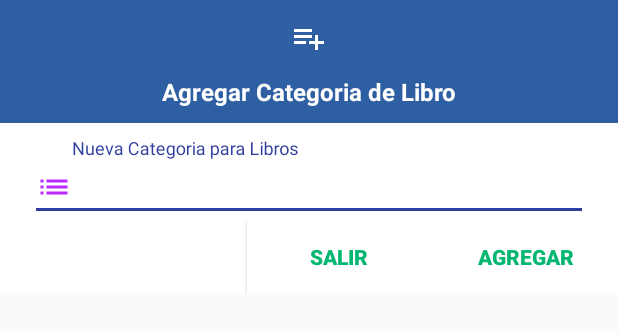
After one commit to AlexFernandoOsorio/LibroSwapp, an Android app: the layout dialog_agregacategoria.xml on its own in the app's theme, with its tools: preview values and no code run, on a phone screen of 412 x 824 dp. The commit adds this screen. Shown: the top 332 px of the screen. Run offline under Robolectric (Android 15) with nearby library versions, the phone set to English and light mode, and no system bars; network calls fail.

Commit message:
commit dia martes 02

```diff
--- a/app/src/main/java/com/example/root/librosswap/Constantes.java
+++ b/app/src/main/java/com/example/root/librosswap/Constantes.java
@@ -7,7 +7,7 @@ public class Constantes {
     static final String ServerPathImages="https://libroswapp.proyectosdetesis.com/AndroidImages/UploadAppImages";
 
     //Direcciones de lso servicios Rest para usuarios
-    public static final String GetUsuario = ServerPath+"obtener_usuarios.php";
+    public static final String GetUsuarios = ServerPath+"obtener_usuarios.php";
     public static final String GetUsuarioID = ServerPath+"obtener_usuarios_id.php";
     public static final String insertUsuario = ServerPath+"insertar_usuarios.php";
     public static final String updatetUsuario = ServerPath+"actualizar_usuarios.php";
--- a/app/src/main/java/com/example/root/librosswap/FragmentListarUsers.java
+++ b/app/src/main/java/com/example/root/librosswap/FragmentListarUsers.java
@@ -69,7 +69,7 @@ public class FragmentListarUsers extends BaseVolleyFragment {
 
     public void ReceiveWSUsers()
     {
-        final String JsonURL = Constantes.GetUsuario;
+        final String JsonURL = Constantes.GetUsuarios;
         final JsonObjectRequest obreq = new JsonObjectRequest(Request.Method.GET,JsonURL,null,
                 new Response.Listener<JSONObject>() {
 
--- a/app/src/main/res/drawable/ic_menu_listcat.xml
+++ b/app/src/main/res/drawable/ic_menu_listcat.xml
@@ -1,4 +1,4 @@
-<vector android:height="24dp" android:tint="#BA2AFF"
+<vector android:height="24dp" android:tint="#FFFFFF"
     android:viewportHeight="24.0" android:viewportWidth="24.0"
     android:width="24dp" xmlns:android="http://schemas.android.com/apk/res/android">
     <path android:fillColor="#FF000000" android:pathData="M14,10L2,10v2h12v-2zM14,6L2,6v2h12L14,6zM18,14v-4h-2v4h-4v2h4v4h2v-4h4v-2h-4zM2,16h8v-2L2,14v2z"/>
--- /dev/null
+++ b/app/src/main/res/layout/dialog_agregacategoria.xml
@@ -0,0 +1,102 @@
+<?xml version="1.0" encoding="utf-8"?>
+<android.support.v4.widget.NestedScrollView
+    xmlns:android="http://schemas.android.com/apk/res/android"
+    xmlns:app="http://schemas.android.com/apk/res-auto"
+    xmlns:tools="http://schemas.android.com/tools"
+    android:layout_width="match_parent"
+    android:layout_height="match_parent"
+    app:layout_behavior="@string/appbar_scrolling_view_behavior"
+    >
+    <LinearLayout
+        xmlns:android="http://schemas.android.com/apk/res/android"
+        android:orientation="vertical"
+        android:layout_width="match_parent"
+        android:layout_height="wrap_content"
+        android:background="@color/colorwhite">
+        <LinearLayout
+            android:layout_width="match_parent"
+            android:layout_height="wrap_content"
+            android:orientation="vertical"
+            android:background="@color/colordialogagrgarcategoria">
+            <ImageView
+                android:src="@drawable/ic_menu_listcat"
+                android:layout_width="match_parent"
+                android:layout_height="50dp"
+                android:scaleType="center"
+                android:layout_gravity="center" />
+            <TextView
+                android:layout_width="match_parent"
+                android:layout_height="wrap_content"
+                android:text="Agregar Categoria de Libro"
+                android:textSize="16sp"
+                android:textStyle="bold"
+                android:gravity="center"
+                android:layout_marginBottom="10dp"
+                android:textColor="#FFFFFF"/>
+        </LinearLayout>
+        <LinearLayout
+            android:layout_width="match_parent"
+            android:layout_height="wrap_content"
+            android:orientation="vertical">
+
+            <LinearLayout
+                android:layout_width="match_parent"
+                android:layout_height="wrap_content">
+                <android.support.design.widget.TextInputLayout
+                    android:layout_width="match_parent"
+                    android:layout_height="match_parent"
+                    android:layout_marginRight="20dp"
+                    android:layout_marginLeft="20dp"
+                    android:layout_marginTop="10dp"
+                    android:contextClickable="false">
+                    <android.support.design.widget.TextInputEditText
+                        android:id="@+id/diall_addcategoria"
+                        android:layout_width="match_parent"
+                        android:layout_height="wrap_content"
+                        android:textSize="16sp"
+                        android:hint="@string/regdiag_categoria"
+                        android:textColorHint="@color/colorPrimary"
+                        android:imeActionLabel="@string/action_sign_in_short"
+                        android:imeOptions="actionUnspecified"
+                        android:drawableLeft="@drawable/ic_menu_list"
+                        android:maxLines="1"
+                        android:singleLine="true" />
+                </android.support.design.widget.TextInputLayout>
+            </LinearLayout>
+
+
+        </LinearLayout>
+        <LinearLayout
+            android:layout_width="match_parent"
+            android:layout_height="wrap_content"
+            android:layout_weight="10"
+            android:orientation="horizontal">
+            <LinearLayout
+                android:layout_width="wrap_content"
+                android:layout_height="match_parent"
+                android:layout_weight="4">
+
+            </LinearLayout>
+            <Button
+                android:id="@+id/btn_dialogacatadd"
+                android:layout_width="0dp"
+                android:layout_height="wrap_content"
+                android:layout_weight="3"
+                android:text="Salir"
+                android:textColor="@color/colorradiotext"
+                android:textStyle="bold"
+                android:background="@color/colorwhite"/>
+            <Button
+                android:id="@+id/btn_dialogcatcancel"
+                android:layout_width="0dp"
+                android:layout_height="wrap_content"
+                android:layout_weight="3"
+                android:text="Agregar"
+                android:textColor="@color/colorradiotext"
+                android:textStyle="bold"
+                android:background="@color/colorwhite"/>
+
+        </LinearLayout>
+
+    </LinearLayout>
+</android.support.v4.widget.NestedScrollView>
--- a/app/src/main/res/values/colors.xml
+++ b/app/src/main/res/values/colors.xml
@@ -23,6 +23,7 @@
     <color name="colorwhite">#FFFFFF</color>
     <color name="colorDividerColor">#B6B6B6</color>
     <color name="colorDividerColor2">#f1f1f1</color>
+    <color name="colordialogagrgarcategoria">#2f5fa3</color>
 
     <color name="colorimgtext1">#05897c</color>
     <color name="colorimgtext2">#795548</color>
--- a/app/src/main/res/values/strings.xml
+++ b/app/src/main/res/values/strings.xml
@@ -71,6 +71,8 @@
     <string name="regdiagm_estadolibro">Estado del Libro</string>
     <string name="regdiagm_ubicacion">Nueva Ubicacion del Libro</string>
 
+    <!-- String para fragment de categorias-->
+    <string name="regdiag_categoria">Nueva Categoria para Libros</string>
 
     <!-- String para fragment de categorias-->
     <string name="cat1">Inteligencia artificial</string>
@@ -113,6 +115,7 @@
     <string name="libdes_txt_Editorial">Editorial del Libro</string>
     <string name="libdes_txt_CopDue">Codigo del Usuario Portante:</string>
     <string name="libdes_txt_UserDue">Usuario  :</string>
+    <string name="libdes_txt_UbicDue">Ubicacion del Usuario :</string>
 
     <string name="libdes_txt_EstadoUser">Estado :</string>
     <string name="libdes_txt_Correo">Correo :</string>
```
Also changed, not shown: app/src/main/java/com/example/root/librosswap/AdapterListLibros.java (+17 -13 lines), app/src/main/java/com/example/root/librosswap/FragmentCategoriasDescrip.java (+51 -6 lines), app/src/main/java/com/example/root/librosswap/FragmentListarCat.java (+59 -0 lines), app/src/main/res/layout/fragment_fragment_categorias_descrip.xml (+11 -0 lines), 5 other files.
